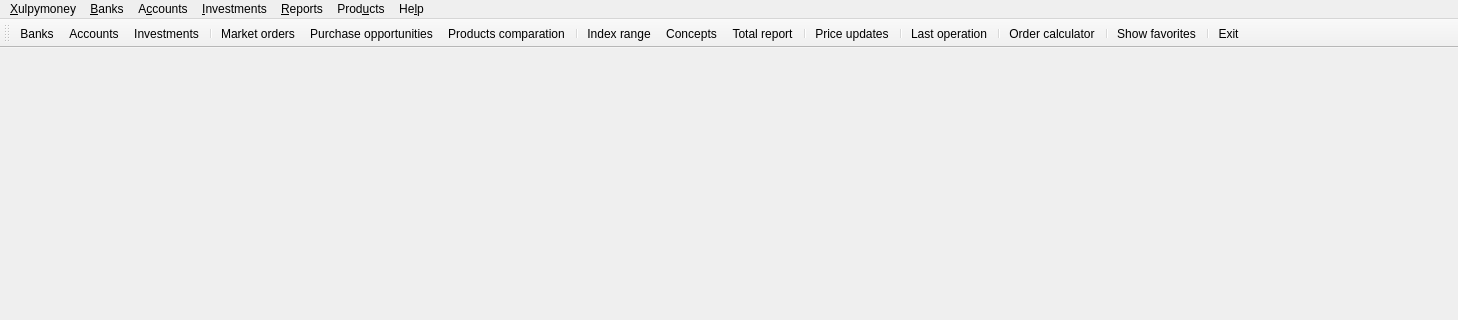
turulomio/xulpymoney, file xulpymoney/ui/frmMain.ui: the form before one commit; both pictures show x 0 to 1458 and y 0 to 320 of the 1458 by 625 pixel window.
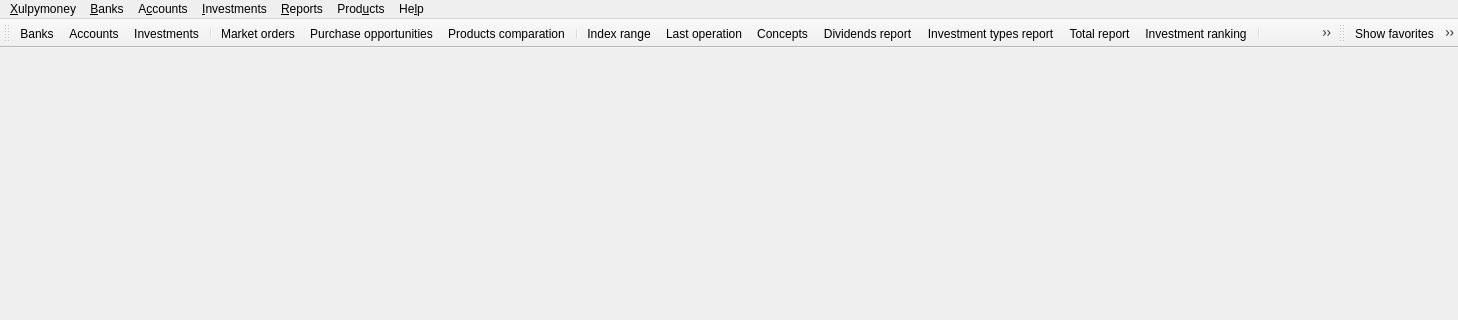
The form after the commit. Icons and pictures are not drawn.

Commit message: Removed text from toolbar icons

```diff
--- a/xulpymoney/ui/frmMain.ui
+++ b/xulpymoney/ui/frmMain.ui
@@ -256,14 +256,8 @@
    <property name="windowTitle">
     <string>toolBar</string>
    </property>
-   <property name="iconSize">
-    <size>
-     <width>48</width>
-     <height>33</height>
-    </size>
-   </property>
    <property name="toolButtonStyle">
-    <enum>Qt::ToolButtonTextUnderIcon</enum>
+    <enum>Qt::ToolButtonIconOnly</enum>
    </property>
    <attribute name="toolBarArea">
     <enum>TopToolBarArea</enum>
@@ -280,20 +274,37 @@
    <addaction name="actionProductsComparation"/>
    <addaction name="separator"/>
    <addaction name="actionIndexRange"/>
+   <addaction name="actionLastOperation"/>
    <addaction name="actionConcepts"/>
+   <addaction name="actionDividendsReport"/>
+   <addaction name="actionInvestmentsClasses"/>
    <addaction name="actionTotalReport"/>
+   <addaction name="actionInvestmentRanking"/>
    <addaction name="separator"/>
    <addaction name="actionPriceUpdates"/>
-   <addaction name="separator"/>
-   <addaction name="actionLastOperation"/>
+   <addaction name="actionSyncProducts"/>
    <addaction name="separator"/>
    <addaction name="actionCalculator"/>
    <addaction name="separator"/>
-   <addaction name="actionFavorites"/>
-   <addaction name="separator"/>
+   <addaction name="actionProductsUpdate"/>
+   <addaction name="actionSettings"/>
    <addaction name="actionExit"/>
   </widget>
   <widget class="QStatusBar" name="statusBar"/>
+  <widget class="QToolBar" name="toolBar_2">
+   <property name="windowTitle">
+    <string>toolBar_2</string>
+   </property>
+   <attribute name="toolBarArea">
+    <enum>TopToolBarArea</enum>
+   </attribute>
+   <attribute name="toolBarBreak">
+    <bool>false</bool>
+   </attribute>
+   <addaction name="actionFavorites"/>
+   <addaction name="actionIndexesAll"/>
+   <addaction name="actionSearch"/>
+  </widget>
   <action name="actionExit">
    <property name="icon">
     <iconset resource="../images/xulpymoney.qrc">
@@ -1107,7 +1118,7 @@
      <normaloff>:/xulpymoney/compare.png</normaloff>:/xulpymoney/compare.png</iconset>
    </property>
    <property name="text">
-    <string>Products comparation</string>
+    <string>Pro&amp;ducts comparation</string>
    </property>
    <property name="toolTip">
     <string>Products comparation</string>
```
The commit also changes 3 other files.
